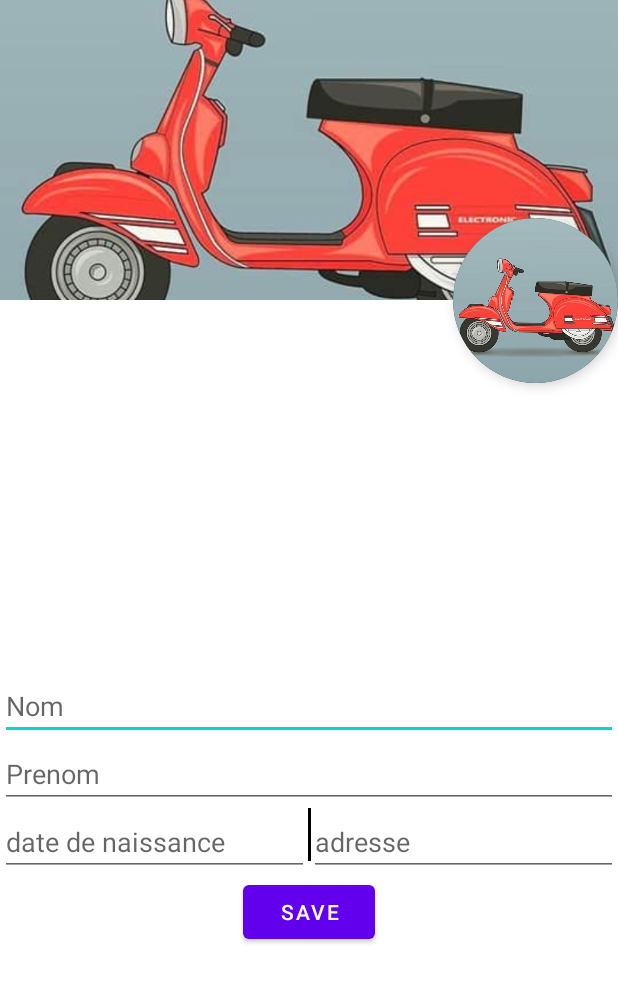
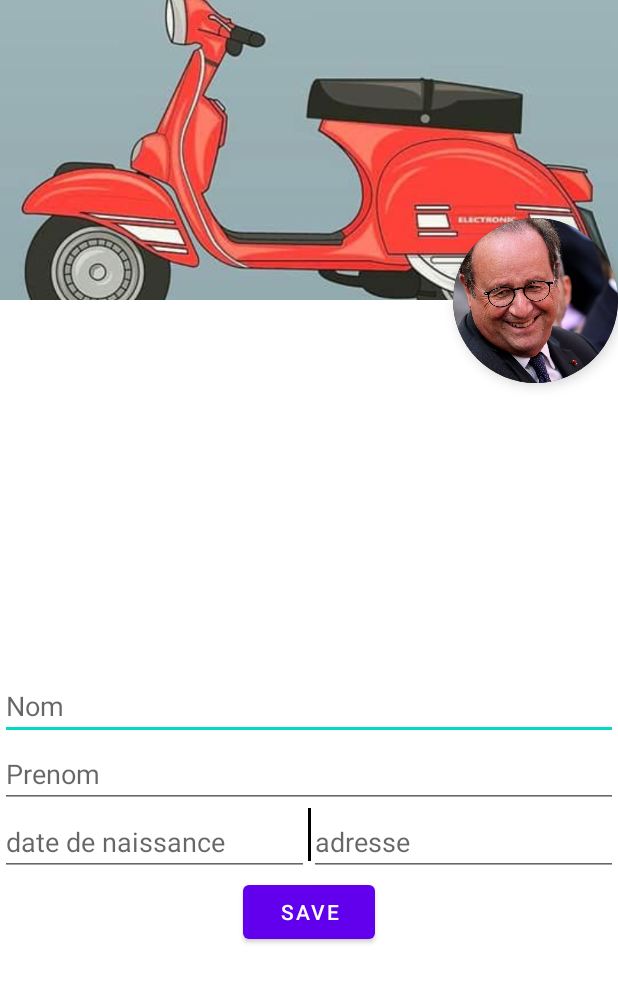
Before and after one commit to Eloelo-Pixel/INF1030_H2025, an Android app: the layout activity_profiler.xml on its own in the app's theme, with its tools: preview values and no code run, on a phone screen of 412 x 824 dp. Shown: the top 982 px of the screen. Run offline under Robolectric (Android 15) with nearby library versions, the phone set to English and light mode, and no system bars.

Commit message:
seance 5 commit 1

```diff
--- a/app/build.gradle.kts
+++ b/app/build.gradle.kts
@@ -5,6 +5,11 @@ plugins {
 android {
     namespace = "com.example.inf1030_h2025"
     compileSdk = 34
+
+    buildFeatures{
+        dataBinding = true
+        buildConfig = true
+    }
 
     defaultConfig {
         applicationId = "com.example.inf1030_h2025"
--- a/app/src/main/AndroidManifest.xml
+++ b/app/src/main/AndroidManifest.xml
@@ -13,7 +13,7 @@
         android:theme="@style/Theme.INF1030_H2025"
         tools:targetApi="31">
         <activity
-            android:name=".profiler"
+            android:name=".Profiler"
             android:exported="false" />
         <activity
             android:name=".Connexion"
--- a/app/src/main/res/layout/activity_profiler.xml
+++ b/app/src/main/res/layout/activity_profiler.xml
@@ -1,11 +1,31 @@
 <?xml version="1.0" encoding="utf-8"?>
-<androidx.constraintlayout.widget.ConstraintLayout xmlns:android="http://schemas.android.com/apk/res/android"
+<layout xmlns:android="http://schemas.android.com/apk/res/android"
     xmlns:app="http://schemas.android.com/apk/res-auto"
-    xmlns:tools="http://schemas.android.com/tools"
+    xmlns:tools="http://schemas.android.com/tools">
+
+    <data>
+        <variable
+            name="nom"
+            type="com.example.inf1030_h2025.dto.MachinDTO" />
+
+        <variable
+            name="prenom"
+            type="com.example.inf1030_h2025.dto.MachinDTO" />
+
+        <variable
+            name="adresse"
+            type="com.example.inf1030_h2025.dto.MachinDTO" />
+
+        <variable
+            name="date"
+            type="com.example.inf1030_h2025.dto.MachinDTO" />
+    </data>
+
+    <androidx.constraintlayout.widget.ConstraintLayout
         android:id="@+id/main"
         android:layout_width="match_parent"
         android:layout_height="match_parent"
-    tools:context=".profiler">
+        tools:context=".Profiler">
 
         <ImageView
             android:id="@+id/dracula"
@@ -14,20 +34,23 @@
             android:scaleType="centerCrop"
             android:src="@drawable/scooter"
             app:layout_constraintTop_toTopOf="parent"
+            app:layout_constraintStart_toStartOf="parent"
+            app:layout_constraintEnd_toEndOf="parent"
             />
 
         <ImageView
+            android:id="@+id/frankie"
             android:layout_width="110dp"
             android:layout_height="110dp"
+            android:background="@drawable/circle_shape"
+            android:clipToOutline="true"
+            android:elevation="5dp"
             android:scaleType="centerCrop"
-        android:src="@drawable/scooter"
-        android:id="@+id/frankie"
-        android:background="@drawable/circle_shape"
-        android:elevation="5dp"
+            android:src="@drawable/frank"
+            app:layout_constraintBottom_toBottomOf="@id/dracula"
+            app:layout_constraintEnd_toEndOf="@id/dracula"
             app:layout_constraintTop_toBottomOf="@id/dracula"
-        android:clipToOutline="true"
-        app:layout_constraintEnd_toEndOf="@id/dracula"
-        app:layout_constraintBottom_toBottomOf="@id/dracula"/>
+            app:layout_constraintVertical_bias="0.509" />
 
         <EditText
             android:layout_width="match_parent"
@@ -50,6 +73,7 @@
             android:layout_width="0dp"
             android:layout_height="wrap_content"
             android:id="@+id/verra"
+            android:text="@={bidule.date}"
             android:hint="date de naissance"
             app:layout_constraintStart_toStartOf="parent"
             app:layout_constraintTop_toBottomOf="@id/shaggy"
@@ -65,7 +89,7 @@
             app:layout_constraintEnd_toStartOf="@id/daphne"
             app:layout_constraintTop_toTopOf="@id/verra"
             android:layout_marginBottom="10dp"
-        app:layout_constraintBottom_toBottomOf="@id/verra"/>
+            app:layout_constraintBottom_toBottomOf="@id/verra" />
 
         <EditText
             android:layout_width="0dp"
@@ -89,3 +113,4 @@
             app:layout_constraintBottom_toBottomOf="parent"/>
 
     </androidx.constraintlayout.widget.ConstraintLayout>
+</layout>
```
Also changed, not shown: app/src/main/java/com/example/inf1030_h2025/Profiler.java (added, +35 -0 lines), app/src/main/java/com/example/inf1030_h2025/dto/AuthDTO.java (added, +22 -0 lines), app/src/main/java/com/example/inf1030_h2025/dto/MachinDTO.java (added, +51 -0 lines), app/src/main/java/com/example/inf1030_h2025/profiler.java (deleted, +0 -19 lines), app/src/main/res/layout/activity_connexion.xml (+13 -2 lines), app/src/main/res/drawable/frank.jpg (added). Lines whose indentation alone changed are shown as unchanged.
